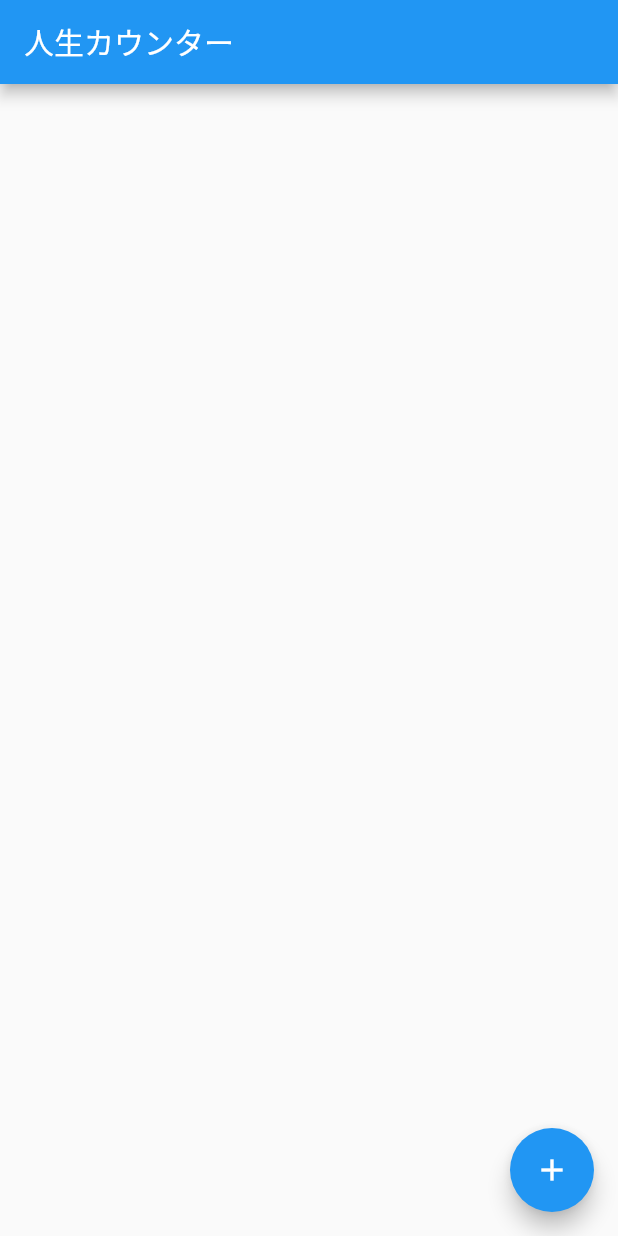
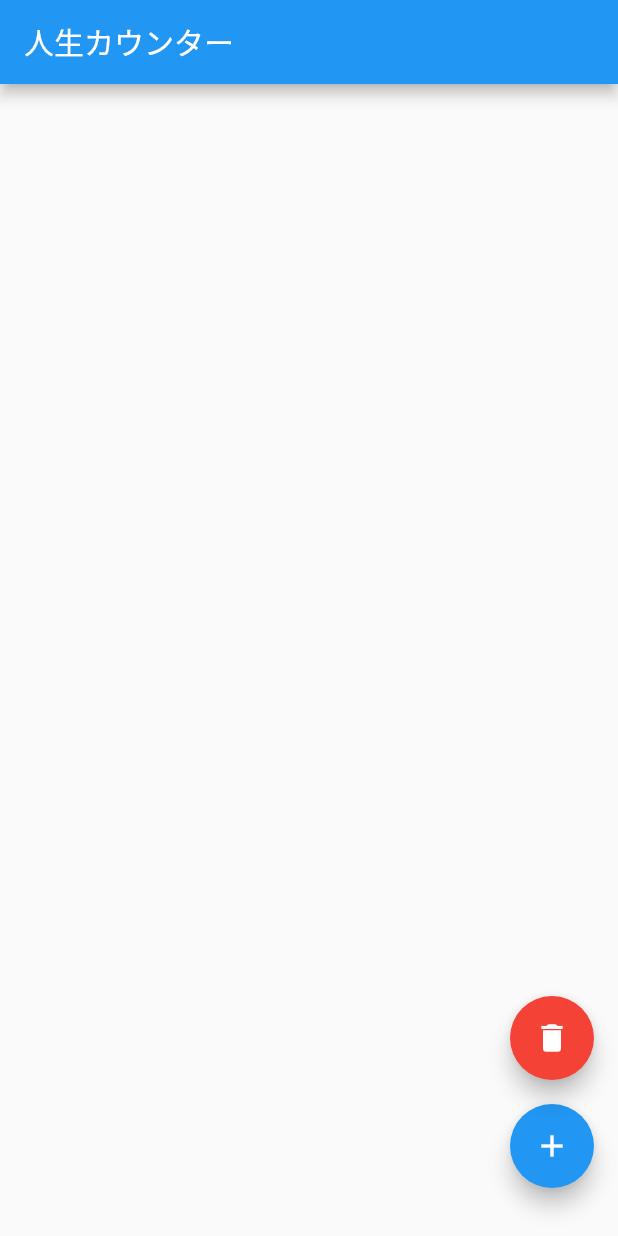
Before and after one commit to rio-go/life_counter, a Flutter app: the screen it shows after launch, on a phone screen of 412 x 824 dp. Run offline on Flutter 3.47's test engine with Material 2 defaults, Android fonts, the phone set to English and light mode, and no system bars; our stand-ins replace objectbox; generated files the repository leaves out were written again.

Commit message:
課題終わり

```diff
--- a/lib/main.dart
+++ b/lib/main.dart
@@ -85,6 +85,14 @@ class _LifeCounterPageState extends State<LifeCounterPage> {
                 ),
                 IconButton(
                   onPressed: () {
+                    lifeEvent.count--;
+                    lifeEventBox?.put(lifeEvent);
+                    fetchLifeEvents();
+                  },
+                  icon: const Icon(Icons.remove),
+                ),
+                IconButton(
+                  onPressed: () {
                     lifeEventBox?.remove(lifeEvent.id);
                     fetchLifeEvents();
                   },
@@ -95,10 +103,18 @@ class _LifeCounterPageState extends State<LifeCounterPage> {
           );
         },
       ),
-      floatingActionButton: FloatingActionButton(
+      floatingActionButton: Column(
+        verticalDirection: VerticalDirection.up,
+        mainAxisSize: MainAxisSize.min,
+        children: <Widget>[
+          Padding(
+            padding: const EdgeInsets.only(bottom: 16.0),
+            child: FloatingActionButton(
+              backgroundColor: Colors.blue,
               child: const Icon(Icons.add),
               onPressed: () async {
-          final newLifeEvent = await Navigator.of(context).push<LifeEvent>(
+                final newLifeEvent =
+                    await Navigator.of(context).push<LifeEvent>(
                   MaterialPageRoute(
                     builder: (context) {
                       return const AddLifeEventPage();
@@ -110,6 +126,20 @@ class _LifeCounterPageState extends State<LifeCounterPage> {
                   fetchLifeEvents();
                 }
               },
+            ),
+          ),
+          Padding(
+            padding: const EdgeInsets.only(bottom: 16.0),
+            child: FloatingActionButton(
+              backgroundColor: Colors.red,
+              child: const Icon(Icons.delete),
+              onPressed: () {
+                lifeEventBox?.removeAll();
+                fetchLifeEvents();
+              },
+            ),
+          ),
+        ],
       ),
     );
   }
```
Lines whose indentation alone changed are shown as unchanged.
